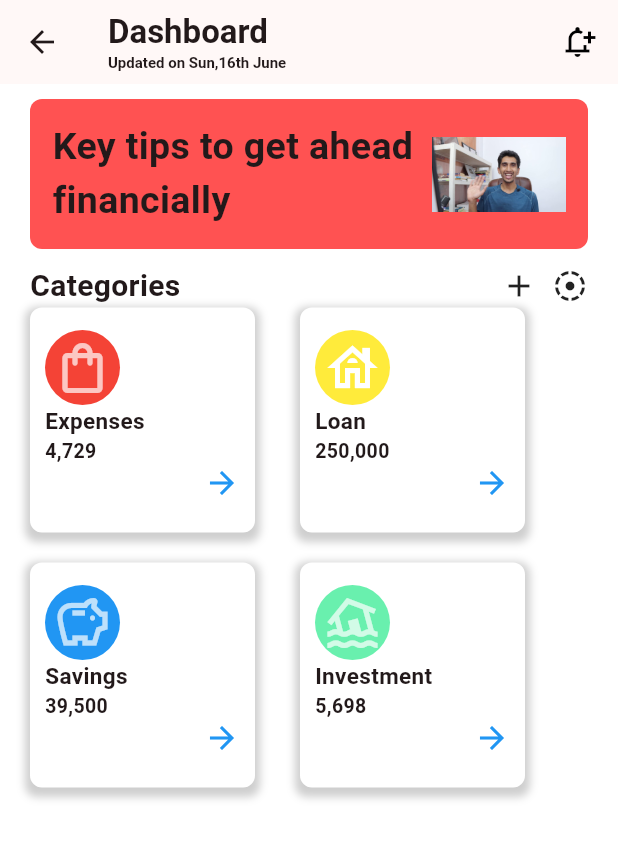
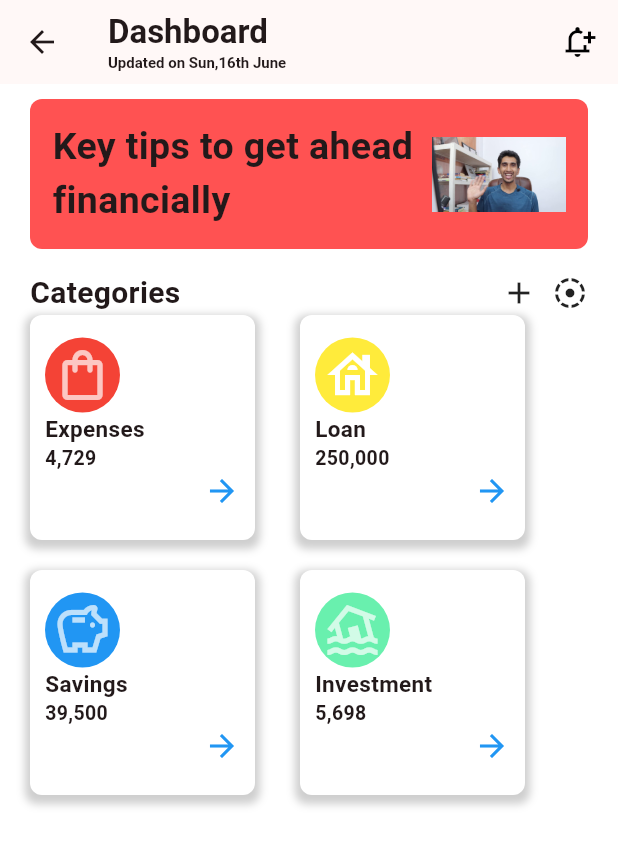
Before and after one commit to Vivian06-glitch/first-flutter-project, a Flutter app: the HomeTab screen opened directly, on a phone screen of 412 x 824 dp. Shown: the top 846 px of the screen. Run offline on Flutter 3.47's test engine with Material 3 defaults, Android fonts, the phone set to English and light mode, and no system bars.

Commit message:
Height changed

```diff
--- a/lib/assignment.dart
+++ b/lib/assignment.dart
@@ -65,7 +65,7 @@ class _HomeTabState extends State<HomeTab> {
               ),
             ),
             const SizedBox(
-              height: 10,
+              height: 15,
             ),
             const Row(
               children: [
```
